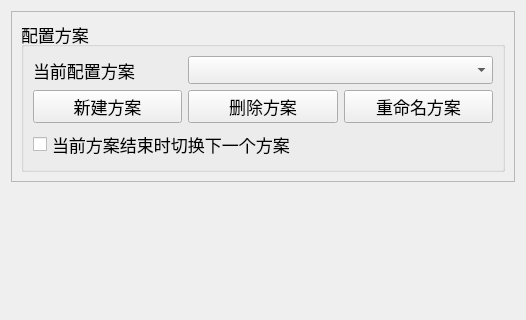
This is resources/ui/multi_account.ui in Shasnow/StarRailAssistant as Qt 5 draws it before an edit; both pictures show x 0 to 526 and y 0 to 320 of the 526 by 586 pixel window. The edited form follows.
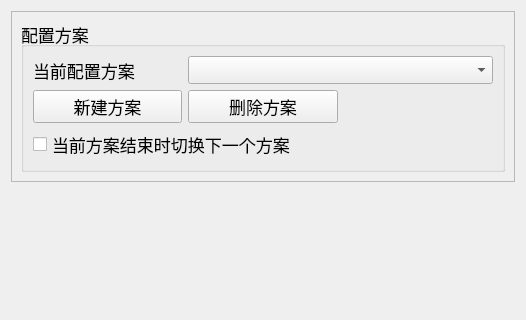
This is the edited form.

Diff of the .ui file:
```diff
--- a/resources/ui/multi_account.ui
+++ b/resources/ui/multi_account.ui
@@ -36,7 +36,7 @@
                                 <x>0</x>
                                 <y>0</y>
                                 <width>506</width>
-                                <height>203</height>
+                                <height>157</height>
                             </rect>
                         </property>
                         <layout class="QVBoxLayout" name="verticalLayout_4">
@@ -74,13 +74,6 @@
                                                 </property>
                                             </widget>
                                         </item>
-                                        <item row="1" column="2">
-                                            <widget class="QPushButton" name="rename_plan_button">
-                                                <property name="text">
-                                                    <string>重命名方案</string>
-                                                </property>
-                                            </widget>
-                                        </item>
                                         <item row="2" column="0" colspan="3">
                                             <widget class="QCheckBox" name="switch2next_checkbox">
                                                 <property name="text">
```
Left out of the diff: 14 changed lines with no effect on the pictures.
